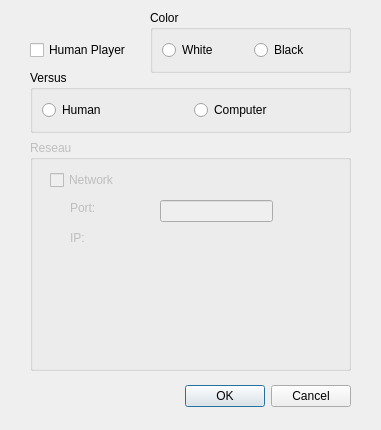
Old version of the form forms/newgame.ui in the repository anat/gomhokuto-de-cuisine.
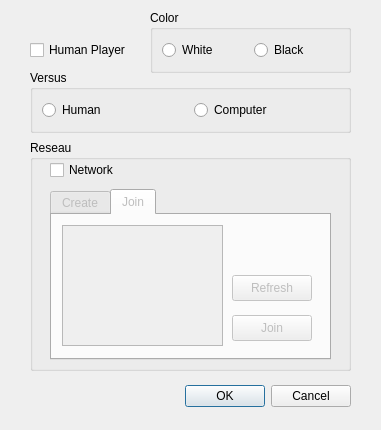
New version of the form.

Commit message: Add network playing :)

Patch:
```diff
--- a/forms/newgame.ui
+++ b/forms/newgame.ui
@@ -75,7 +75,7 @@
   </widget>
   <widget class="QGroupBox" name="ReseauBox">
    <property name="enabled">
-    <bool>false</bool>
+    <bool>true</bool>
    </property>
    <property name="geometry">
     <rect>
@@ -92,7 +92,7 @@
     <property name="geometry">
      <rect>
       <x>20</x>
-      <y>30</y>
+      <y>20</y>
       <width>87</width>
       <height>20</height>
      </rect>
@@ -101,47 +101,89 @@
      <string>Network</string>
     </property>
    </widget>
-   <widget class="QLabel" name="label">
+   <widget class="QTabWidget" name="TWNetwork">
+    <property name="enabled">
+     <bool>false</bool>
+    </property>
     <property name="geometry">
      <rect>
-      <x>40</x>
+      <x>20</x>
+      <y>49</y>
+      <width>281</width>
+      <height>171</height>
+     </rect>
+    </property>
+    <property name="currentIndex">
+     <number>1</number>
+    </property>
+    <widget class="QWidget" name="CreateGame">
+     <attribute name="title">
+      <string>Create</string>
+     </attribute>
+     <widget class="QPushButton" name="btnCreate">
+      <property name="geometry">
+       <rect>
+        <x>70</x>
+        <y>50</y>
+        <width>141</width>
+        <height>41</height>
+       </rect>
+      </property>
+      <property name="text">
+       <string>Create</string>
+      </property>
+     </widget>
+    </widget>
+    <widget class="QWidget" name="JoinGame">
+     <attribute name="title">
+      <string>Join</string>
+     </attribute>
+     <widget class="QPushButton" name="listRefresh">
+      <property name="geometry">
+       <rect>
+        <x>180</x>
       <y>60</y>
-      <width>62</width>
-      <height>16</height>
+        <width>80</width>
+        <height>26</height>
      </rect>
     </property>
     <property name="text">
-     <string>Port:</string>
-    </property>
-   </widget>
-   <widget class="QLabel" name="label_2">
+       <string>Refresh</string>
+      </property>
+     </widget>
+     <widget class="QPushButton" name="btnJoin">
     <property name="geometry">
      <rect>
-      <x>40</x>
-      <y>90</y>
-      <width>62</width>
-      <height>16</height>
+        <x>180</x>
+        <y>100</y>
+        <width>80</width>
+        <height>26</height>
      </rect>
     </property>
     <property name="text">
-     <string>IP:</string>
-    </property>
-   </widget>
-   <widget class="QLineEdit" name="PortText">
+       <string>Join</string>
+      </property>
+     </widget>
+     <widget class="QListWidget" name="listGame">
     <property name="geometry">
      <rect>
-      <x>130</x>
-      <y>60</y>
-      <width>113</width>
-      <height>22</height>
-     </rect>
-    </property>
-    <property name="inputMethodHints">
-     <set>Qt::ImhNone</set>
-    </property>
-    <property name="maxLength">
-     <number>5</number>
-    </property>
+        <x>10</x>
+        <y>10</y>
+        <width>161</width>
+        <height>121</height>
+       </rect>
+      </property>
+      <property name="gridSize">
+       <size>
+        <width>0</width>
+        <height>10</height>
+       </size>
+      </property>
+      <property name="sortingEnabled">
+       <bool>true</bool>
+      </property>
+     </widget>
+    </widget>
    </widget>
   </widget>
   <widget class="QCheckBox" name="ComputOrHuman">
```
Left out of the diff: 2 changed lines with no effect on the pictures. Lines whose indentation alone changed are shown as unchanged. The commit also changes 11 other files.
